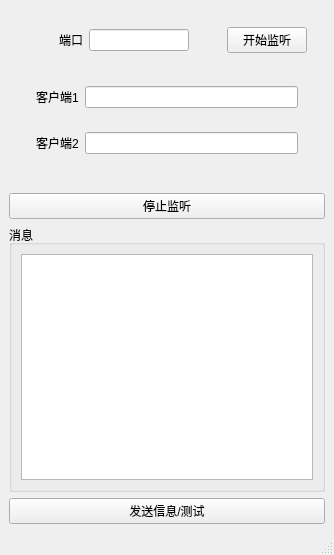
Qt form surakarta-server/mainwindow.ui (programming-team-X-C-X/Surakarta-private) before a commit.
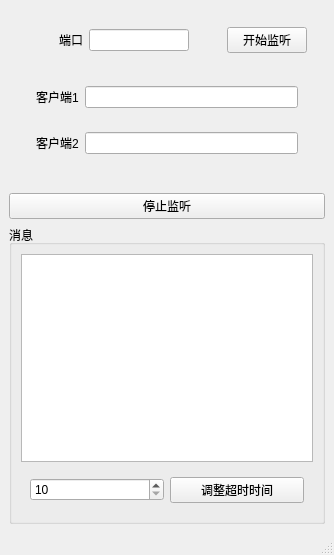
The same form after that commit.

Diff of the .ui file:
```diff
--- a/surakarta-server/mainwindow.ui
+++ b/surakarta-server/mainwindow.ui
@@ -127,14 +127,27 @@
        <item>
         <widget class="QTextEdit" name="game_text"/>
        </item>
-      </layout>
+       <item>
+        <widget class="QWidget" name="widget_7" native="true">
+         <layout class="QHBoxLayout" name="horizontalLayout_4">
+          <item>
+           <widget class="QSpinBox" name="spinBox">
+            <property name="minimum">
+             <number>10</number>
+            </property>
      </widget>
     </item>
     <item>
-     <widget class="QPushButton" name="testButton">
+           <widget class="QPushButton" name="TIMELIMIT">
       <property name="text">
-       <string>发送信息/测试</string>
-      </property>
+             <string>调整超时时间</string>
+            </property>
+           </widget>
+          </item>
+         </layout>
+        </widget>
+       </item>
+      </layout>
      </widget>
     </item>
    </layout>
```
Lines whose indentation alone changed are shown as unchanged.
